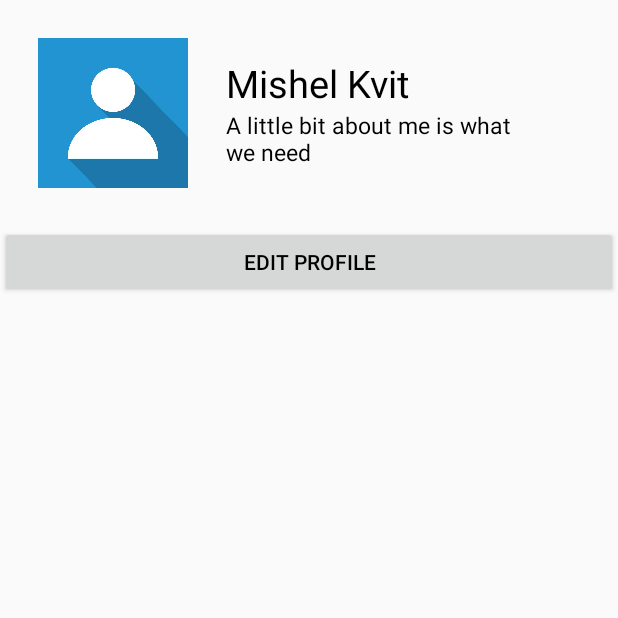
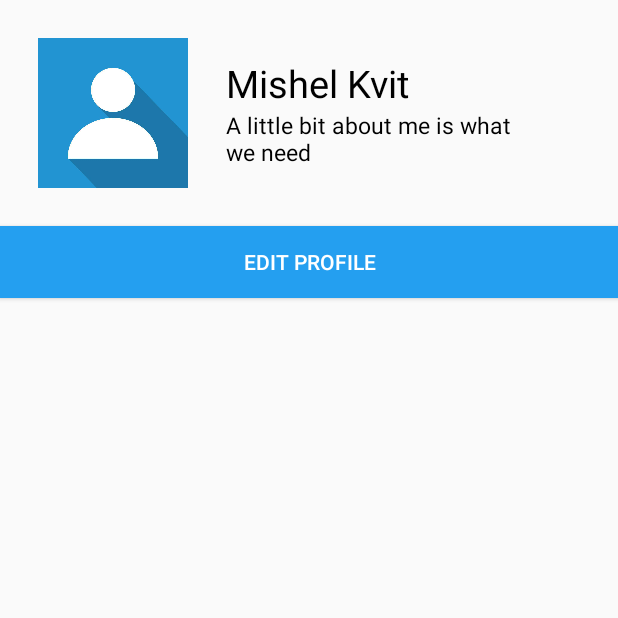
Before and after one commit to Kobidl/RadioGroup, an Android app: the fragment Profile placed in its activity, on a phone screen of 412 x 824 dp, the top half of it. Run offline under Robolectric (Android 15) with nearby library versions, the phone set to English and light mode, and no system bars; our stand-ins replace Firebase (no records; nobody signed in at launch, a user with empty details on screens opened directly); libraries missing offline, so code that uses them is left out: br.com.simplepass; pictures from the network do not load.

Commit message:
updated layout

```diff
--- a/app/src/main/res/layout/edit_name_bio_dialog.xml
+++ b/app/src/main/res/layout/edit_name_bio_dialog.xml
@@ -41,7 +41,7 @@
             android:textColor="#ffffff"
             android:layout_gravity="center"
             android:layout_marginHorizontal="15dp"
-            android:layout_marginTop="10dp"/>
+            android:layout_marginTop="10dp" />
 
         <EditText
             android:layout_width="match_parent"
--- a/app/src/main/res/layout/fragment_profile.xml
+++ b/app/src/main/res/layout/fragment_profile.xml
@@ -50,6 +50,8 @@
         android:layout_width="match_parent"
         android:layout_height="wrap_content"
         android:text="Edit profile"
-        android:id="@+id/btn_edit_profile"/>
+        android:id="@+id/btn_edit_profile"
+        android:background="@color/colorPrimary"
+        android:textColor="#ffffff"/>
 
 </LinearLayout>
```
